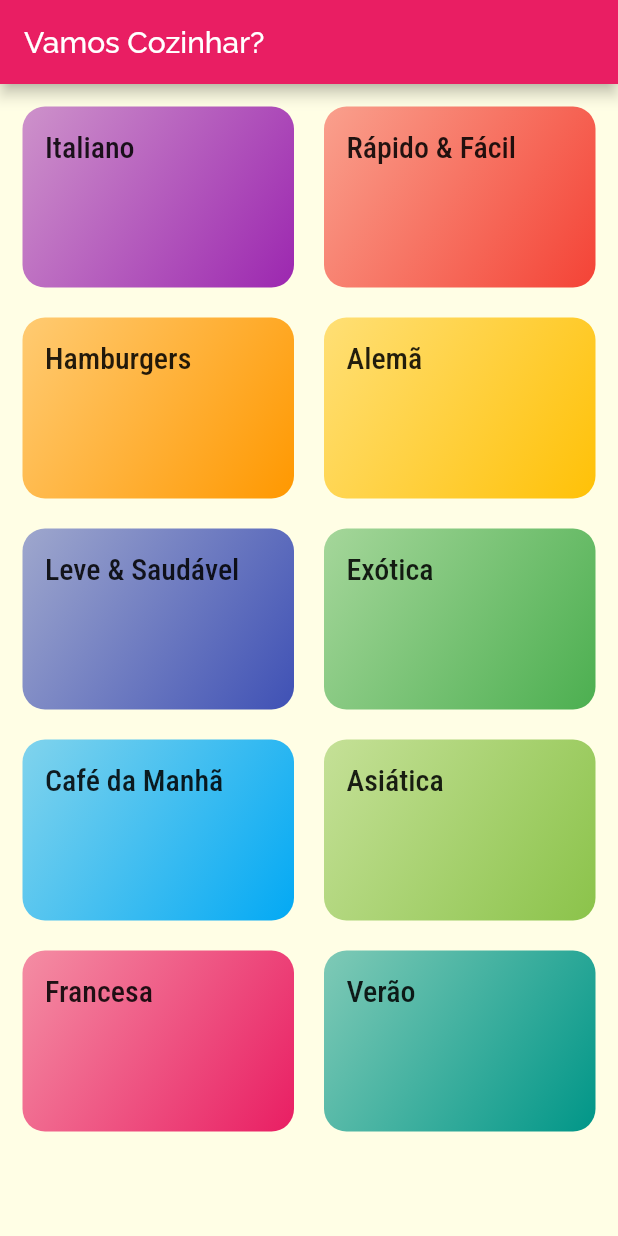
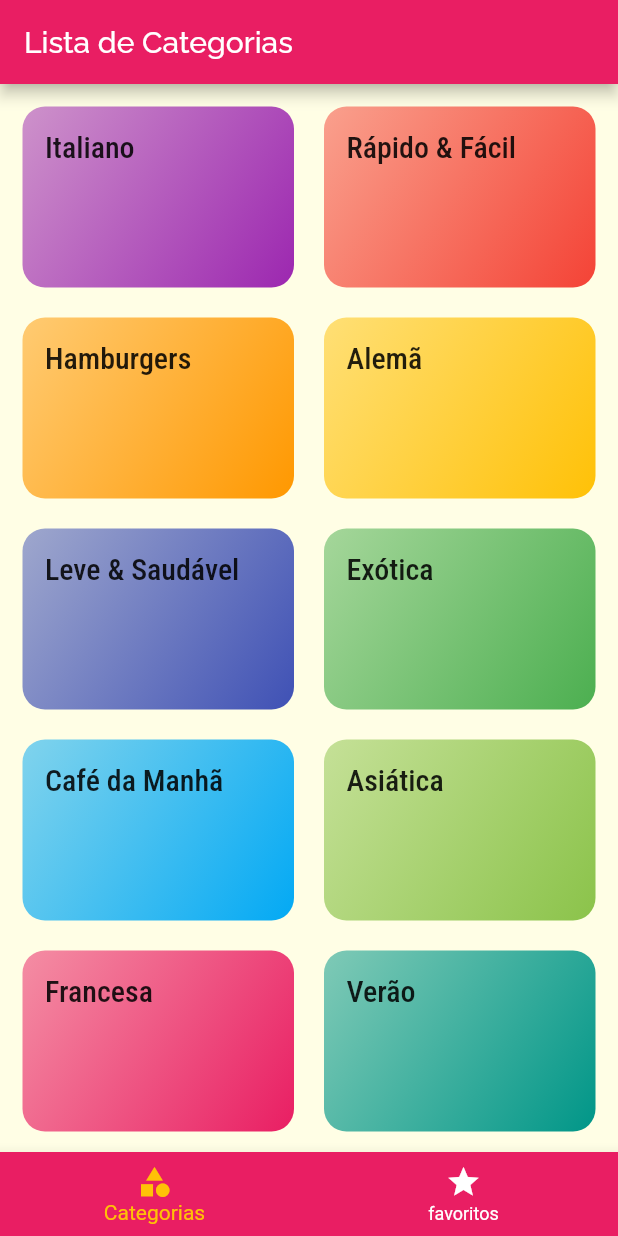
Before and after one commit to HPiffer/meals, a Flutter app: the screen it shows after launch, on a phone screen of 412 x 824 dp. Run offline on Flutter 3.47's test engine with Material 2 defaults, Android fonts, the phone set to English and light mode, and no system bars.

```diff
--- a/lib/app/models/category.dart
+++ b/lib/app/models/category.dart
@@ -13,4 +13,8 @@ class Category {
     @required this.title,
     this.color = Colors.orange,
   });
+
+  // =========================================== //
+  // Functions
+  // =========================================== //
 }
--- a/lib/app/models/meal.dart
+++ b/lib/app/models/meal.dart
@@ -46,6 +46,9 @@ class Meal {
     @required this.cost,
   });
 
+  // =========================================== //
+  // Functions
+  // =========================================== //
   String get complexityText {
     switch (complexity) {
       case Complexity.Simple:
--- a/lib/app/pages/category_page.dart
+++ b/lib/app/pages/category_page.dart
@@ -15,11 +15,7 @@ class CategoryScreen extends StatelessWidget {
   // =========================================== //
   @override
   Widget build(BuildContext context) {
-    return Scaffold(
-      appBar: AppBar(
-        title: Text('Vamos Cozinhar?'),
-      ),
-      body: GridView(
+    return GridView(
       padding: const EdgeInsets.all(15),
       gridDelegate: SliverGridDelegateWithMaxCrossAxisExtent(
         maxCrossAxisExtent: 200,
@@ -32,7 +28,6 @@ class CategoryScreen extends StatelessWidget {
           category: cat,
         );
       }).toList(),
-      ),
     );
   }
 }
--- /dev/null
+++ b/lib/app/pages/tabs_screen.dart
@@ -0,0 +1,58 @@
+import 'package:flutter/material.dart';
+
+import 'favorite_screen.dart';
+import 'category_page.dart';
+
+class TabsScreen extends StatefulWidget {
+  @override
+  _TabsScreenState createState() => _TabsScreenState();
+}
+
+class _TabsScreenState extends State<TabsScreen> {
+  int _selectedScreenIndex = 0;
+  final List<Map<String, Object>> _screen = [
+    {
+      'title': 'Lista de Categorias',
+      'screen': CategoryScreen(),
+    },
+    {
+      'title': 'Meus Favoritos',
+      'screen': FavoriteScreen(),
+    },
+  ];
+
+  _selectScreen(int index) {
+    setState(() {
+      _selectedScreenIndex = index;
+    });
+  }
+
+  @override
+  Widget build(BuildContext context) {
+    return Scaffold(
+      appBar: AppBar(
+        title: Text(
+          _screen[_selectedScreenIndex]['title'],
+        ),
+      ),
+      body: _screen[_selectedScreenIndex]['screen'],
+      bottomNavigationBar: BottomNavigationBar(
+        onTap: _selectScreen,
+        backgroundColor: Theme.of(context).primaryColor,
+        unselectedItemColor: Colors.white,
+        selectedItemColor: Theme.of(context).accentColor,
+        currentIndex: _selectedScreenIndex,
+        items: [
+          BottomNavigationBarItem(
+            icon: Icon(Icons.category),
+            label: 'Categorias',
+          ),
+          BottomNavigationBarItem(
+            icon: Icon(Icons.star),
+            label: 'favoritos',
+          ),
+        ],
+      ),
+    );
+  }
+}
--- a/lib/app/utils/app_routes.dart
+++ b/lib/app/utils/app_routes.dart
@@ -4,4 +4,5 @@
 class AppRoute {
   static const HOME = '/';
   static const CATEGORIES_MEALS = '/categories-meals';
+  static const MEAL_DETAIL = '/meal-detail';
 }
--- a/lib/main.dart
+++ b/lib/main.dart
@@ -1,6 +1,8 @@
 import 'package:flutter/material.dart';
+import 'package:meals/app/pages/tabs_screen.dart';
 
 import 'app/pages/category_meals_page.dart';
+import 'app/pages/meal_detail_page.dart';
 import 'app/pages/category_page.dart';
 import 'app/utils/app_routes.dart';
 
@@ -34,8 +36,9 @@ class MyApp extends StatelessWidget {
       ),
       // home: CategoryScreen(), //* Subistituida pelo AppRoute.HOME
       routes: {
-        AppRoute.HOME: (ctx) => CategoryScreen(),
+        AppRoute.HOME: (ctx) => TabsScreen(),
         AppRoute.CATEGORIES_MEALS: (ctx) => CategoriesMealsScreen(),
+        AppRoute.MEAL_DETAIL: (ctx) => MealDetailScreen(),
       },
     );
   }
```
Also changed, not shown: lib/app/pages/favorite_screen.dart (added, +10 -0 lines), lib/app/pages/meal_detail_page.dart (added, +101 -0 lines), lib/app/widgets/meal_item.dart (+8 -2 lines). Lines whose indentation alone changed are shown as unchanged.
